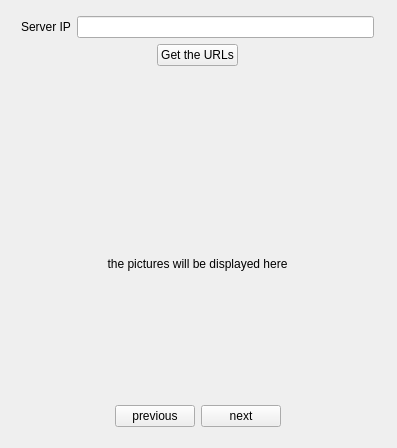
The window that client_2/widget.ui (avanna501/server_client) describes before a commit, drawn with Qt 5.
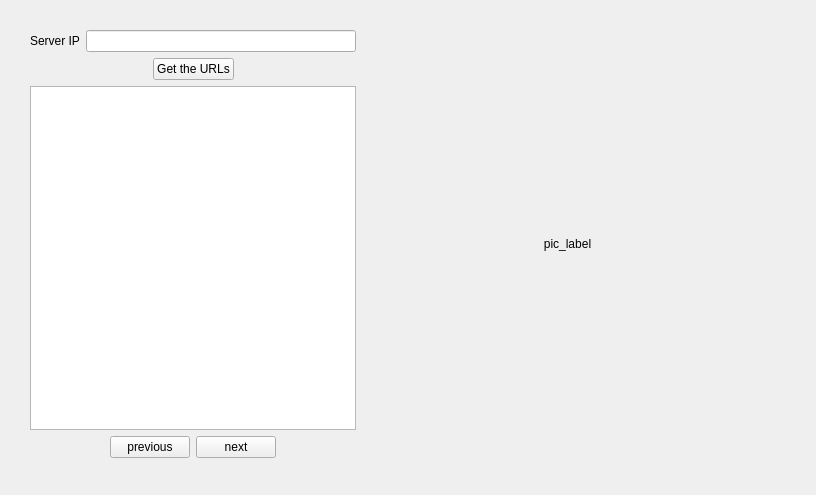
The same window after the commit.

The edit to the form file:
```diff
--- a/client_2/widget.ui
+++ b/client_2/widget.ui
@@ -6,8 +6,8 @@
    <rect>
     <x>0</x>
     <y>0</y>
-    <width>397</width>
-    <height>448</height>
+    <width>816</width>
+    <height>495</height>
    </rect>
   </property>
   <property name="windowTitle">
@@ -16,12 +16,14 @@
   <widget class="QWidget" name="">
    <property name="geometry">
     <rect>
-     <x>21</x>
-     <y>16</y>
-     <width>353</width>
-     <height>411</height>
+     <x>30</x>
+     <y>30</y>
+     <width>743</width>
+     <height>428</height>
     </rect>
    </property>
+   <layout class="QHBoxLayout" name="horizontalLayout_4">
+    <item>
    <layout class="QVBoxLayout" name="verticalLayout">
     <item>
      <layout class="QHBoxLayout" name="horizontalLayout">
@@ -75,44 +77,13 @@
      </layout>
     </item>
     <item>
-     <spacer name="verticalSpacer">
-      <property name="orientation">
-       <enum>Qt::Vertical</enum>
-      </property>
-      <property name="sizeHint" stdset="0">
-       <size>
-        <width>218</width>
-        <height>18</height>
-       </size>
-      </property>
-     </spacer>
-    </item>
-    <item>
-     <widget class="QLabel" name="pic_label">
+       <widget class="QTableWidget" name="table">
       <property name="minimumSize">
        <size>
-        <width>351</width>
-        <height>271</height>
-       </size>
-      </property>
-      <property name="layoutDirection">
-       <enum>Qt::LeftToRight</enum>
-      </property>
-      <property name="autoFillBackground">
-       <bool>true</bool>
-      </property>
-      <property name="text">
-       <string>the pictures will be displayed here</string>
-      </property>
-      <property name="scaledContents">
-       <bool>false</bool>
-      </property>
-      <property name="alignment">
-       <set>Qt::AlignCenter</set>
-      </property>
-      <property name="wordWrap">
-       <bool>false</bool>
-      </property>
+          <width>321</width>
+          <height>311</height>
+         </size>
+        </property>
      </widget>
     </item>
     <item>
@@ -160,6 +131,24 @@
      </layout>
     </item>
    </layout>
+    </item>
+    <item>
+     <widget class="QLabel" name="pic_label">
+      <property name="minimumSize">
+       <size>
+        <width>411</width>
+        <height>311</height>
+       </size>
+      </property>
+      <property name="text">
+       <string>pic_label</string>
+      </property>
+      <property name="alignment">
+       <set>Qt::AlignCenter</set>
+      </property>
+     </widget>
+    </item>
+   </layout>
   </widget>
  </widget>
  <resources/>
```
Left out of the diff: 19 changed lines with no effect on the pictures. Lines whose indentation alone changed are shown as unchanged.
